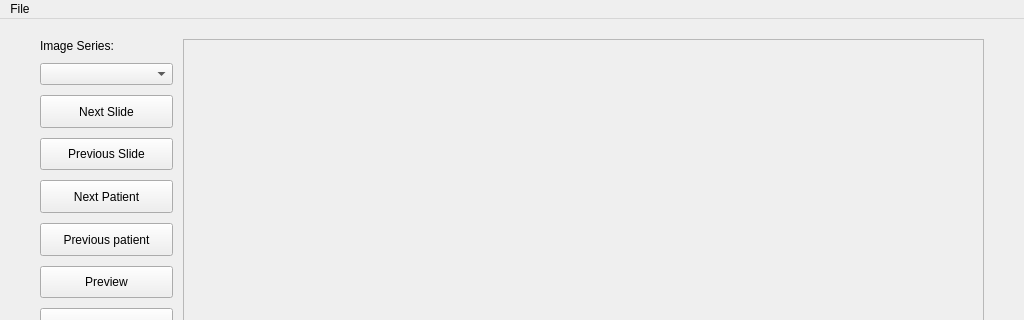
Above: mainWindow.ui from MenxLi/LabelSys before the change; both pictures show x 0 to 1024 and y 0 to 320 of the 1024 by 512 pixel window. Below: the same form after it.
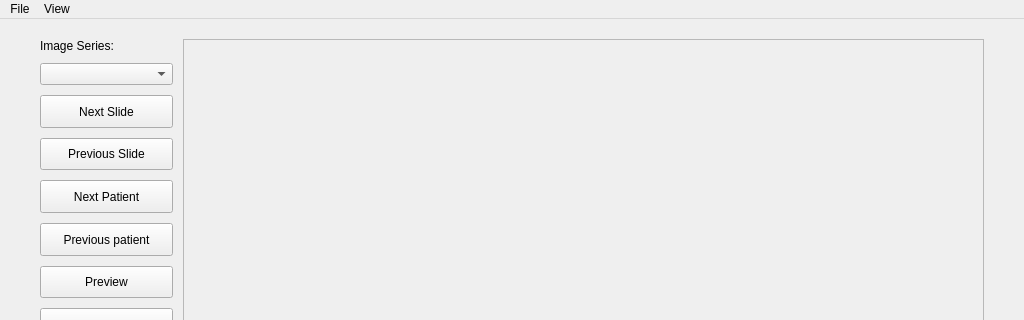
That is the form after the change.

Diff of the .ui file:
```diff
--- a/mainWindow.ui
+++ b/mainWindow.ui
@@ -276,7 +276,7 @@
      <x>0</x>
      <y>0</y>
      <width>1024</width>
-     <height>21</height>
+     <height>20</height>
     </rect>
    </property>
    <widget class="QMenu" name="menu_file">
@@ -285,7 +285,14 @@
     </property>
     <addaction name="act_open"/>
    </widget>
+   <widget class="QMenu" name="menu_view">
+    <property name="title">
+     <string>View</string>
+    </property>
+    <addaction name="act_fullscreen"/>
+   </widget>
    <addaction name="menu_file"/>
+   <addaction name="menu_view"/>
   </widget>
   <widget class="QStatusBar" name="statusbar"/>
   <action name="act_open">
```
Left out of the diff: 5 changed lines with no effect on the pictures.
